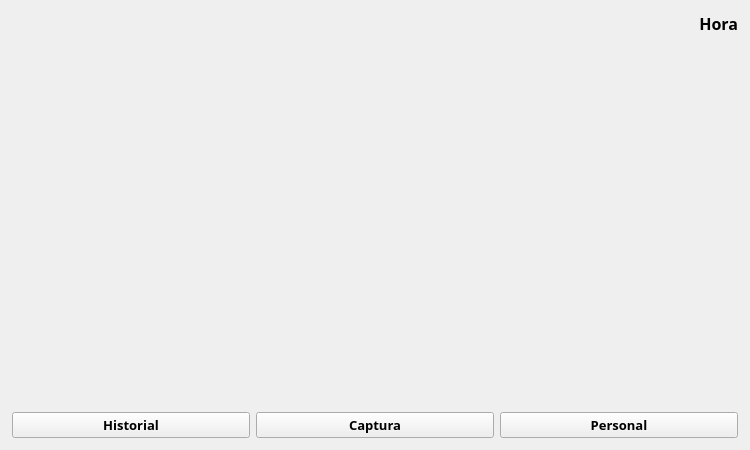
The window that ventanaprincipal.ui (enchiladaSuiza/AsistenciaFototeca) describes before a commit, drawn with Qt 5.
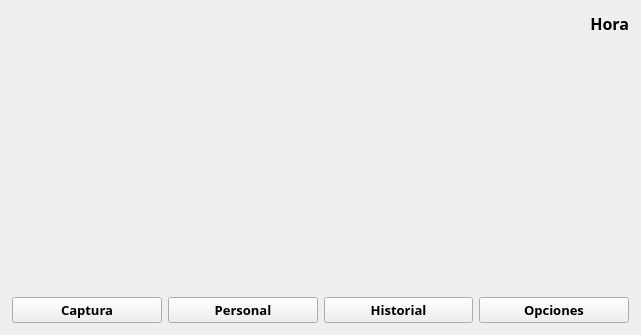
The same window after the commit.

What changed in the file:
```diff
--- a/ventanaprincipal.ui
+++ b/ventanaprincipal.ui
@@ -6,8 +6,8 @@
    <rect>
     <x>0</x>
     <y>0</y>
-    <width>750</width>
-    <height>450</height>
+    <width>641</width>
+    <height>335</height>
    </rect>
   </property>
   <property name="windowTitle">
@@ -121,20 +121,6 @@
       <property name="sizeConstraint">
        <enum>QLayout::SetFixedSize</enum>
       </property>
-      <item>
-       <widget class="QPushButton" name="historialButton">
-        <property name="font">
-         <font>
-          <family>Montserrat</family>
-          <pointsize>10</pointsize>
-          <bold>true</bold>
-         </font>
-        </property>
-        <property name="text">
-         <string>Historial</string>
-        </property>
-       </widget>
-      </item>
       <item>
        <widget class="QPushButton" name="checarButton">
         <property name="font">
@@ -163,6 +149,34 @@
         </property>
        </widget>
       </item>
+      <item>
+       <widget class="QPushButton" name="historialButton">
+        <property name="font">
+         <font>
+          <family>Montserrat</family>
+          <pointsize>10</pointsize>
+          <bold>true</bold>
+         </font>
+        </property>
+        <property name="text">
+         <string>Historial</string>
+        </property>
+       </widget>
+      </item>
+      <item>
+       <widget class="QPushButton" name="opcionesButton">
+        <property name="font">
+         <font>
+          <family>Montserrat</family>
+          <pointsize>10</pointsize>
+          <bold>true</bold>
+         </font>
+        </property>
+        <property name="text">
+         <string>Opciones</string>
+        </property>
+       </widget>
+      </item>
      </layout>
     </item>
    </layout>
```
Left out of the diff: 4 changed lines with no effect on the pictures.
